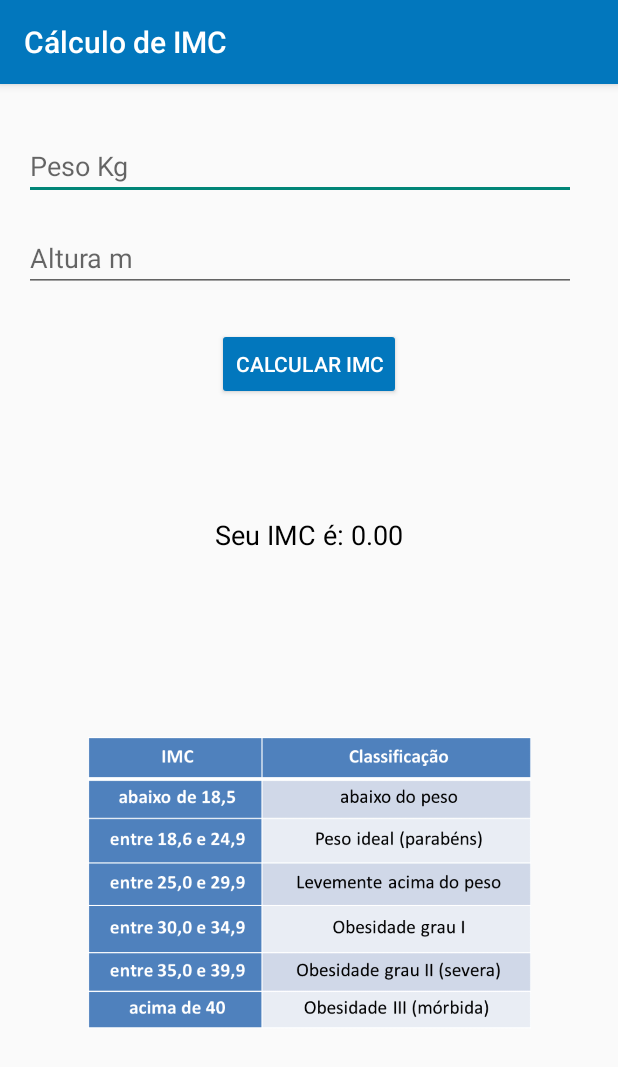
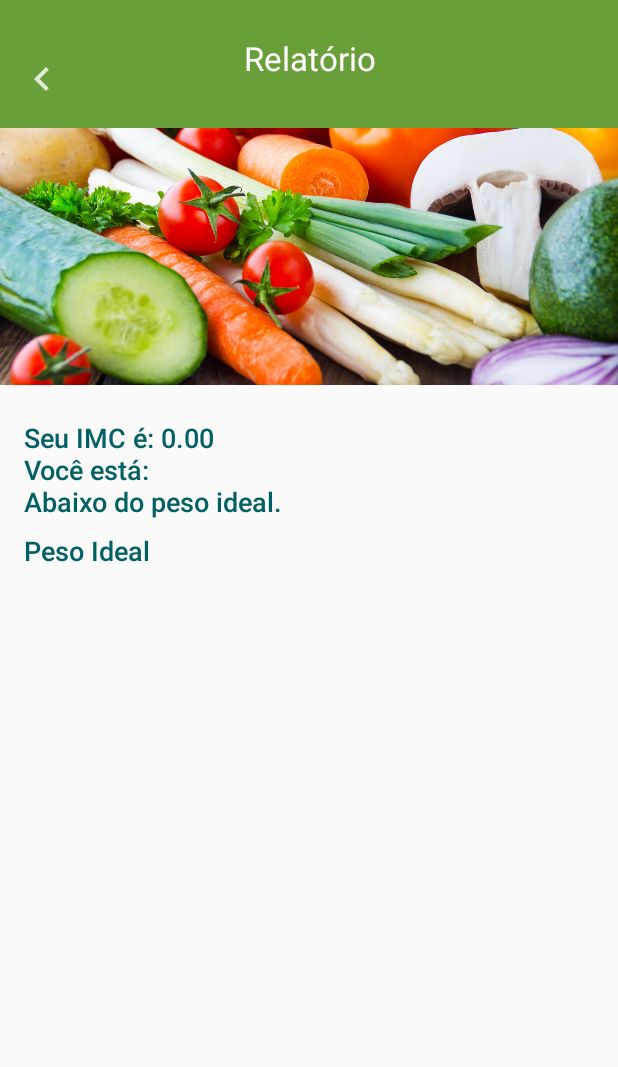
Before and after one commit to saulocalixto/CalculadoraImcAndroid, an Android app: the screen it shows after launch (MainActivity before the commit, relatorio after it), after a tap on "CALCULAR IMC", on a phone screen of 412 x 824 dp. Shown: the top 1067 px of the screen. Run offline under Robolectric (Android 15) with nearby library versions, the phone set to English and light mode, and no system bars; 5 statements that could not run were skipped.

Commit message:
Adicionado a activity de relatório e mudança no style.

```diff
--- a/app/build.gradle
+++ b/app/build.gradle
@@ -27,4 +27,6 @@ dependencies {
     compile 'com.android.support:appcompat-v7:24.2.1'
     testCompile 'junit:junit:4.12'
     compile 'com.android.support.constraint:constraint-layout:1.0.0-beta4'
+    compile 'com.android.support:gridlayout-v7:25.1.0'
+    compile 'com.android.support:design:25.1.0'
 }
--- a/app/src/main/AndroidManifest.xml
+++ b/app/src/main/AndroidManifest.xml
@@ -15,6 +15,12 @@
                 <category android:name="android.intent.category.LAUNCHER" />
             </intent-filter>
         </activity>
+        <activity android:name=".relatorio">
+            <intent-filter>
+                <action android:name="android.intent.action.relatorio"></action>
+                <category android:name="android.intent.category.LAUNCHER" />
+            </intent-filter>
+        </activity>
     </application>
 
 </manifest>
--- a/app/src/main/java/com/example/android/imc/MainActivity.java
+++ b/app/src/main/java/com/example/android/imc/MainActivity.java
@@ -1,49 +1,44 @@
 package com.example.android.imc;
 
 import android.content.Context;
+import android.content.Intent;
 import android.support.v7.app.AppCompatActivity;
 import android.os.Bundle;
-import android.text.InputType;
 import android.view.View;
 import android.view.inputmethod.InputMethodManager;
 import android.widget.EditText;
-import android.widget.TextView;
+import android.widget.RadioButton;
 
-import java.text.DecimalFormat;
-import java.text.NumberFormat;
-
-import static com.example.android.imc.R.id.altura;
-import static com.example.android.imc.R.id.calcular;
-import static com.example.android.imc.R.id.peso;
-import static com.example.android.imc.R.id.resultado;
 
 public class MainActivity extends AppCompatActivity {
 
-    TextView p;
-    EditText a;
-    TextView t;
+    EditText pesoText;
+    EditText alturaText;
+    RadioButton sexoM;
+    RadioButton sexoH;
+
     @Override
     protected void onCreate(Bundle savedInstanceState) {
         super.onCreate(savedInstanceState);
 
         setContentView(R.layout.activity_main);
-        p = (EditText) findViewById(R.id.peso);
-        a = (EditText) findViewById(altura);
-        t = (TextView) findViewById(resultado);
+
+        pesoText = (EditText) findViewById(R.id.peso);
+        alturaText = (EditText) findViewById(R.id.altura);
+        sexoH = (RadioButton) findViewById(R.id.homemRadio);
+        sexoM = (RadioButton) findViewById(R.id.mulherRadio);
+
     }
 
-    public double calcularImc() {
+    private String descobrirSexo() {
+        String sexo = "";
+        if(sexoH.isChecked()) {
+            sexo = "Homem";
+        } else if(sexoM.isChecked()) {
+            sexo = "Mulher";
+        }
 
-        double resultado;
-
-        double peso = Double.parseDouble(p.getText().toString().replaceAll(",", "."));
-        double altura = Double.parseDouble(a.getText().toString().replaceAll(",", "."));
-        if(altura != 0) {
-            resultado = peso / (altura * altura);
-        } else {
-            resultado = 0.0;
-        }
-        return resultado;
+        return sexo;
     }
 
     public void calcularImc(View view) {
@@ -54,10 +49,24 @@ public class MainActivity extends AppCompatActivity {
         inputManager.hideSoftInputFromWindow(getCurrentFocus().getWindowToken(),
                 InputMethodManager.HIDE_NOT_ALWAYS);
 
-        NumberFormat formatter = new DecimalFormat("#0.00");
+        String sexoUsr = descobrirSexo();
 
-        double resultado = calcularImc();
+        Bundle bundle = new Bundle();
+        bundle.putString("peso", getpesoText());
+        bundle.putString("altura", getalturaText());
+        bundle.putString("sexo", sexoUsr);
+        Intent intent = new Intent(this, relatorio.class);
+        intent.putExtras(bundle);
+        startActivity(intent);
+    }
 
-        t.setText("Seu IMC é: " + formatter.format(resultado));
+    public String getpesoText() {
+        return this.pesoText.getText().toString();
     }
+
+    public String getalturaText() {
+        return this.alturaText.getText().toString();
+    }
+
+
 }
--- /dev/null
+++ b/app/src/main/java/com/example/android/imc/relatorio.java
@@ -0,0 +1,124 @@
+package com.example.android.imc;
+
+import android.app.Activity;
+import android.content.Context;
+import android.content.Intent;
+import android.os.Bundle;
+import android.view.View;
+import android.view.inputmethod.InputMethodManager;
+import android.widget.EditText;
+import android.widget.RadioButton;
+import android.widget.TextView;
+
+import java.text.DecimalFormat;
+import java.text.NumberFormat;
+import static com.example.android.imc.R.id.imc;
+import static com.example.android.imc.R.id.pesoIdeal;
+
+/**
+ * Created by saulocalixto on 27/12/16.
+ */
+
+public class relatorio extends Activity {
+
+    TextView imcText;
+    TextView pesoIdealUsuario;
+    TextView mensagemUsr;
+    String pesoUsr;
+    String alturaUsr;
+    String sexoUsr;
+
+
+    @Override
+    protected void onCreate(Bundle savedInstanceState) {
+
+        super.onCreate(savedInstanceState);
+        setContentView(R.layout.relatorio);
+
+
+        imcText = (TextView) findViewById(imc);
+        pesoIdealUsuario = (TextView) findViewById(pesoIdeal);
+
+        Intent intent = getIntent();
+
+        Bundle bundle = intent.getExtras();
+
+        pesoUsr = bundle.getString("peso");
+        alturaUsr = bundle.getString("altura");
+        sexoUsr = bundle.getString("sexo");
+
+        DefinirIMC();
+
+    }
+
+    public double calcularImc() {
+
+        double resultado;
+
+        double peso = Double.parseDouble(pesoUsr.replaceAll(",", "."));
+        double altura = Double.parseDouble(alturaUsr.replaceAll(",", "."));
+        if(altura != 0 || peso != 0) {
+            resultado = peso / (altura * altura);
+        } else {
+            resultado = 0.0;
+        }
+        return resultado;
+    }
+
+    public double calcularPesoIdeal() {
+        double pesoIdeal = 0.0;
+        if(sexoUsr.equals("Homem")) {
+            pesoIdeal = (72.7 * Double.parseDouble(alturaUsr)) - 58;
+        } else if(sexoUsr.equals("Mulher")) {
+            pesoIdeal = (62.1 * Double.parseDouble(alturaUsr)) - 44.7;
+        }
+
+        return pesoIdeal;
+    }
+
+    public String resultadoImc(double resultado) {
+
+        String mensagem = "\nInsira os dados corretamente.";
+
+        if(resultado < 18.5) {
+            mensagem = "\nAbaixo do peso ideal.";
+        } else if(resultado <24.9) {
+            mensagem = "\nSeu IMC está na média ideal, parabéns!";
+        } else if (resultado < 29.9) {
+            mensagem = "\nLevemente acima do peso";
+        } else if(resultado < 34.9) {
+            mensagem = "\nObesidade grau 1";
+        } else if(resultado < 39.9) {
+            mensagem = "\nObesidade grau 2, severa!";
+        } else if(resultado > 40) {
+            mensagem = "\nObesidade grau 3, mórbida!";
+        }
+
+        return mensagem;
+    }
+
+    public void DefinirIMC() {
+
+        NumberFormat formatter = new DecimalFormat("#0.00");
+
+        double resultado = calcularImc();
+        String mensagem = resultadoImc(resultado);
+
+        imcText.setText("Seu IMC é: " + formatter.format(resultado) +
+                "\nVocê está: " + mensagem);
+        if(Double.parseDouble(pesoUsr) - calcularPesoIdeal() > 0) {
+            pesoIdealUsuario.setText("Seu peso ideal é: " + formatter.format(calcularPesoIdeal())
+                    + " Kg" + "\nVocê deve perder: "
+                    + formatter.format(Double.parseDouble(pesoUsr) - calcularPesoIdeal()) + " Kg");
+        } else {
+            pesoIdealUsuario.setText("Seu peso ideal é: " + formatter.format(calcularPesoIdeal())
+                    + " Kg" + "\nVocê deve ganhar: "
+                    + formatter.format(calcularPesoIdeal() - Double.parseDouble(pesoUsr)) + " Kg");
+        }
+    }
+
+    public void voltar (View v) {
+        Intent intent = new Intent(this, MainActivity.class);
+        startActivity(intent);
+    }
+}
--- a/app/src/main/res/layout/activity_main.xml
+++ b/app/src/main/res/layout/activity_main.xml
@@ -9,26 +9,47 @@
     tools:context="com.example.android.imc.MainActivity">
 
     <EditText
-        android:layout_width="368dp"
+        android:layout_width="0dp"
         android:layout_height="wrap_content"
         android:inputType="numberDecimal"
         android:ems="10"
-        tools:layout_editor_absoluteX="8dp"
         android:id="@+id/peso"
         android:hint="Peso Kg"
         android:layout_margin="16dp"
-        app:layout_constraintTop_toTopOf="parent" />
+        app:layout_constraintRight_toRightOf="parent"
+        android:layout_marginTop="40dp"
+        app:layout_constraintLeft_toLeftOf="parent"
+        app:layout_constraintTop_toTopOf="parent"
+        android:layout_marginEnd="16dp"
+        android:layout_marginRight="16dp"
+        android:layout_marginStart="16dp"
+        android:layout_marginLeft="16dp"
+        tools:layout_constraintRight_creator="1"
+        tools:layout_constraintLeft_creator="1"
+        app:layout_constraintBottom_toBottomOf="@+id/altura"
+        app:layout_constraintVertical_bias="0.029999971" />
 
     <EditText
-        android:layout_width="368dp"
+        android:layout_width="0dp"
         android:layout_height="wrap_content"
         android:inputType="numberDecimal"
         android:ems="10"
-        tools:layout_editor_absoluteX="8dp"
         android:id="@+id/altura"
         android:layout_margin="16dp"
-        app:layout_constraintTop_toBottomOf="@+id/peso"
-        android:hint="Altura m" />
+        android:hint="Altura m"
+        android:layout_marginEnd="16dp"
+        app:layout_constraintRight_toRightOf="parent"
+        android:layout_marginRight="16dp"
+        android:layout_marginStart="16dp"
+        app:layout_constraintLeft_toLeftOf="parent"
+        android:layout_marginLeft="16dp"
+        android:layout_marginTop="16dp"
+        app:layout_constraintTop_toTopOf="parent"
+        app:layout_constraintBottom_toBottomOf="parent"
+        android:layout_marginBottom="16dp"
+        app:layout_constraintVertical_bias="0.23000002"
+        tools:layout_constraintRight_creator="1"
+        tools:layout_constraintLeft_creator="1" />
 
     <Button
         android:text="Calcular IMC"
@@ -36,22 +57,23 @@
         android:layout_height="wrap_content"
         android:id="@+id/calcular"
         android:onClick="calcularImc"
-        android:layout_marginTop="24dp"
-        app:layout_constraintTop_toBottomOf="@+id/altura"
-        android:layout_marginEnd="16dp"
+        android:textColor="@android:color/white"
+        tools:layout_constraintTop_creator="1"
+        tools:layout_constraintRight_creator="1"
         app:layout_constraintRight_toRightOf="parent"
-        android:layout_marginRight="16dp"
-        android:layout_marginStart="16dp"
+        android:layout_marginTop="43dp"
+        tools:layout_constraintLeft_creator="1"
         app:layout_constraintLeft_toLeftOf="parent"
-        android:textColor="@android:color/white"
-        android:layout_marginLeft="16dp" />
+        app:layout_constraintTop_toTopOf="@+id/radioGroup"
+        app:layout_constraintBottom_toBottomOf="parent"
+        android:layout_marginBottom="16dp" />
 
-    <TextView
-        android:layout_width="wrap_content"
-        android:layout_height="wrap_content"
-        android:id="@+id/resultado"
-        android:textColor="@android:color/black"
-        android:textAppearance="@style/TextAppearance.AppCompat.Medium.Inverse"
+    <RadioGroup
+        android:layout_width="0dp"
+        android:layout_height="45dp"
+        android:checkedButton="@+id/Homem"
+        android:orientation="horizontal"
+        android:id="@+id/radioGroup"
         android:layout_marginEnd="16dp"
         app:layout_constraintRight_toRightOf="parent"
         android:layout_marginRight="16dp"
@@ -59,25 +81,29 @@
         app:layout_constraintLeft_toLeftOf="parent"
         android:layout_marginLeft="16dp"
         app:layout_constraintBottom_toBottomOf="parent"
-        android:layout_marginBottom="16dp"
+        android:layout_marginBottom="120dp"
         android:layout_marginTop="8dp"
         app:layout_constraintTop_toBottomOf="@+id/altura"
-        app:layout_constraintVertical_bias="0.25" />
+        app:layout_constraintVertical_bias="0.26"
+        tools:layout_constraintRight_creator="1"
+        tools:layout_constraintLeft_creator="1">
 
-    <ImageView
-        android:layout_width="295dp"
-        android:layout_height="205dp"
-        app:srcCompat="@drawable/tabela"
-        android:id="@+id/imageView"
-        app:layout_constraintTop_toTopOf="@+id/peso"
-        app:layout_constraintBottom_toBottomOf="parent"
-        android:layout_marginBottom="16dp"
-        android:layout_marginStart="16dp"
-        app:layout_constraintLeft_toLeftOf="parent"
-        android:layout_marginLeft="16dp"
-        android:layout_marginEnd="16dp"
-        app:layout_constraintRight_toRightOf="parent"
-        android:layout_marginRight="16dp"
-        app:layout_constraintVertical_bias="0.8" />
+        <RadioButton
+            android:text="Homem"
+            android:layout_width="0dp"
+            android:layout_height="wrap_content"
+            android:layout_gravity="center_horizontal"
+            android:layout_weight="1"
+            android:id="@+id/homemRadio" />
+
+        <RadioButton
+            android:text="Mulher"
+            android:layout_width="0dp"
+            android:layout_height="wrap_content"
+            android:layout_gravity="center_horizontal"
+            android:layout_weight="1"
+            android:id="@+id/mulherRadio" />
+
+    </RadioGroup>
 
 </android.support.constraint.ConstraintLayout>
--- /dev/null
+++ b/app/src/main/res/layout/relatorio.xml
@@ -0,0 +1,98 @@
+<?xml version="1.0" encoding="utf-8"?>
+
+<ScrollView xmlns:android="http://schemas.android.com/apk/res/android"
+    xmlns:app="http://schemas.android.com/apk/res-auto"
+    xmlns:tools="http://schemas.android.com/tools"
+    android:layout_width="match_parent"
+    android:layout_height="match_parent" >
+
+<android.support.constraint.ConstraintLayout
+    xmlns:android="http://schemas.android.com/apk/res/android"
+    xmlns:app="http://schemas.android.com/apk/res-auto"
+    xmlns:tools="http://schemas.android.com/tools"
+    android:layout_width="wrap_content"
+    android:layout_height="wrap_content"
+    android:elevation="2dp">
+
+    <StackView
+        android:layout_width="0dp"
+        android:layout_height="85dp"
+        android:background="#689f38"
+        android:id="@+id/stackView"
+        app:layout_constraintLeft_toLeftOf="parent"
+        app:layout_constraintTop_toTopOf="parent"
+        app:layout_constraintRight_toRightOf="parent"
+        app:layout_constraintHorizontal_bias="0.0" />
+
+    <ImageButton
+        android:text="Voltar"
+        android:layout_width="wrap_content"
+        android:layout_height="wrap_content"
+        android:id="@+id/back"
+        android:src="@drawable/back"
+        android:onClick="voltar"
+        android:textColor="#ffffff"
+        tools:layout_editor_absoluteX="0dp"
+        app:layout_constraintTop_toTopOf="@+id/stackView"
+        app:layout_constraintBottom_toBottomOf="@+id/stackView"
+        app:layout_constraintVertical_bias="0.8" />
+
+    <ImageView
+        android:layout_width="0dp"
+        android:layout_height="171dp"
+        android:src="@drawable/saudavel"
+        android:id="@+id/logoSaude"
+        android:scaleType="centerCrop"
+        app:layout_constraintTop_toBottomOf="@+id/stackView"
+        app:layout_constraintLeft_toLeftOf="parent"
+        app:layout_constraintBottom_toBottomOf="parent"
+        android:layout_marginBottom="16dp"
+        app:layout_constraintVertical_bias="0.0" />
+
+    <TextView
+        android:text="Relatório"
+        android:layout_width="wrap_content"
+        android:layout_height="wrap_content"
+        android:id="@+id/textView"
+        android:gravity="center_horizontal"
+        android:textAppearance="@android:style/TextAppearance.DeviceDefault.Large"
+        android:textColor="#ffffff"
+        app:layout_constraintRight_toRightOf="parent"
+        app:layout_constraintLeft_toLeftOf="parent"
+        app:layout_constraintTop_toTopOf="@+id/stackView"
+        app:layout_constraintBottom_toTopOf="@+id/logoSaude"
+        android:layout_marginBottom="8dp" />
+
+    <TextView
+        android:text="IMC"
+        android:layout_width="wrap_content"
+        android:layout_height="wrap_content"
+        android:id="@+id/imc"
+        android:textAppearance="@android:style/TextAppearance.DeviceDefault.Medium"
+        android:layout_marginTop="8dp"
+        app:layout_constraintTop_toBottomOf="@+id/logoSaude"
+        app:layout_constraintBottom_toBottomOf="parent"
+        android:layout_marginBottom="16dp"
+        android:layout_marginStart="16dp"
+        app:layout_constraintLeft_toLeftOf="parent"
+        android:layout_marginLeft="16dp"
+        app:layout_constraintVertical_bias="0.31" />
+
+    <TextView
+        android:text="Peso Ideal"
+        android:layout_width="wrap_content"
+        android:layout_height="wrap_content"
+        android:id="@+id/pesoIdeal"
+        android:textAppearance="@android:style/TextAppearance.DeviceDefault.Medium"
+        app:layout_constraintLeft_toLeftOf="parent"
+        android:layout_marginTop="8dp"
+        app:layout_constraintTop_toBottomOf="@+id/imc"
+        app:layout_constraintBottom_toBottomOf="parent"
+        android:layout_marginBottom="16dp"
+        android:layout_marginStart="16dp"
+        android:layout_marginLeft="16dp"
+        app:layout_constraintVertical_bias="0.41000003" />
+
+</android.support.constraint.ConstraintLayout>
+
+</ScrollView>
--- a/app/src/main/res/values/strings.xml
+++ b/app/src/main/res/values/strings.xml
@@ -1,3 +1,3 @@
 <resources>
-    <string name="app_name">Cálculo de IMC</string>
+    <string name="app_name">Health-me</string>
 </resources>
--- a/app/src/main/res/values/styles.xml
+++ b/app/src/main/res/values/styles.xml
@@ -1,10 +1,11 @@
 <resources>
     <!-- Base application theme. -->
     <style name="AppTheme" parent="Theme.AppCompat.Light.DarkActionBar">
-        <item name="android:colorPrimaryDark">#01579b</item>
+        <item name="android:colorPrimaryDark">#33691e</item>
         <!-- Primary theme color of the app (sets background color of app bar) -->
-        <item name="colorPrimary">#0277bd</item>
+        <item name="colorPrimary">#689f38</item>
+        <item name="android:textColor">#006064</item>
         <!-- Background color of buttons in the app -->
-        <item name="colorButtonNormal">#0277bd</item>
+        <item name="colorButtonNormal">#689f38</item>
     </style>
 </resources>
```
Also changed, not shown: app/src/main/res/drawable-hdpi/back.png (added), app/src/main/res/drawable-mdpi/back.png (added), app/src/main/res/drawable-xhdpi/back.png (added), app/src/main/res/drawable-xxhdpi/back.png (added), app/src/main/res/drawable/saudavel.jpg (added).
